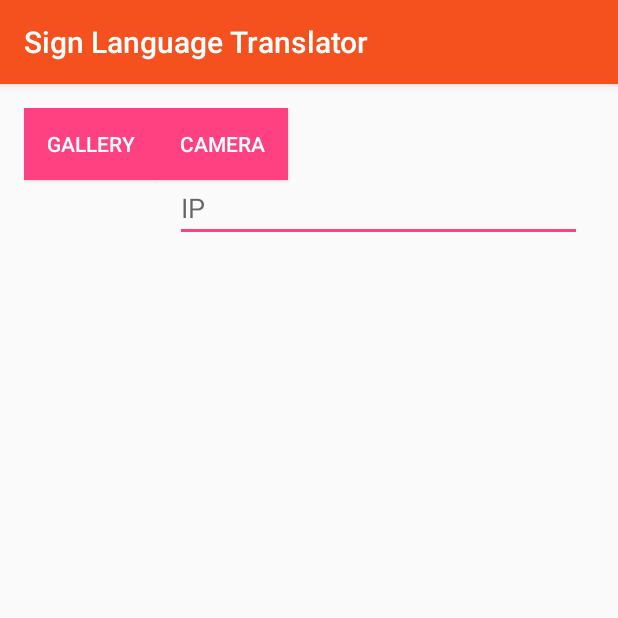
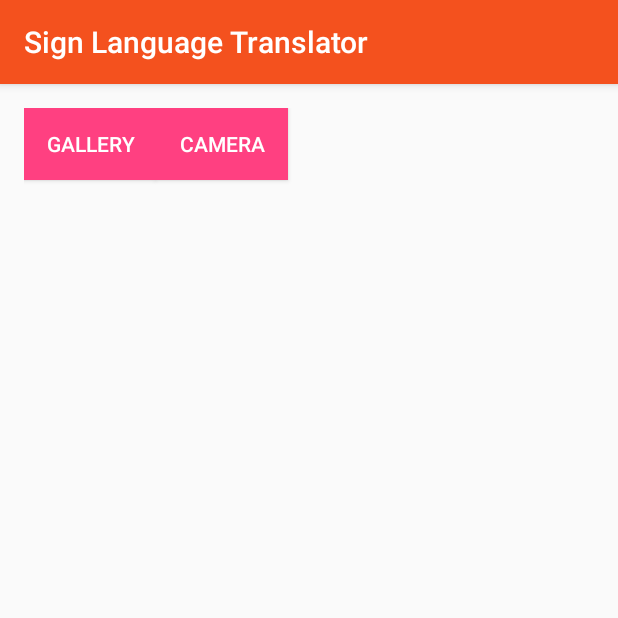
Before and after one commit to d3xt3r0/Sign_Language_Detector_App, an Android app: the MainActivity screen opened directly, with no data from a screen before it, on a phone screen of 412 x 824 dp, the top half of it. Run offline under Robolectric (Android 15) with nearby library versions, the phone set to English and light mode, and no system bars; our stand-ins replace EventBus.

Commit message:
Make IP EditText Invisible

```diff
--- a/Android_Client_Sign_Language/app/src/main/res/layout/activity_main.xml
+++ b/Android_Client_Sign_Language/app/src/main/res/layout/activity_main.xml
@@ -47,10 +47,9 @@
         android:layout_width="271dp"
         android:layout_height="41dp"
         android:layout_marginEnd="8dp"
-        android:layout_marginRight="8dp"
         android:hint="IP"
+        android:visibility="invisible"
         app:layout_constraintEnd_toEndOf="parent"
-        app:layout_constraintHorizontal_bias="0.0"
         app:layout_constraintLeft_toLeftOf="parent"
         app:layout_constraintTop_toBottomOf="@id/addImageButton" />
 
```
